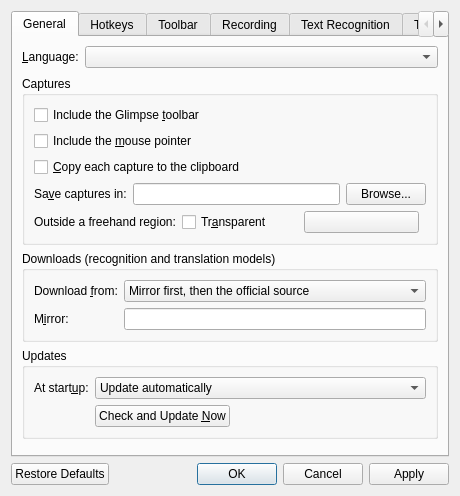
Above: src/settings/SettingsDialog.ui from ChickenSeller/glimpse before the change. Below: the same form after it.
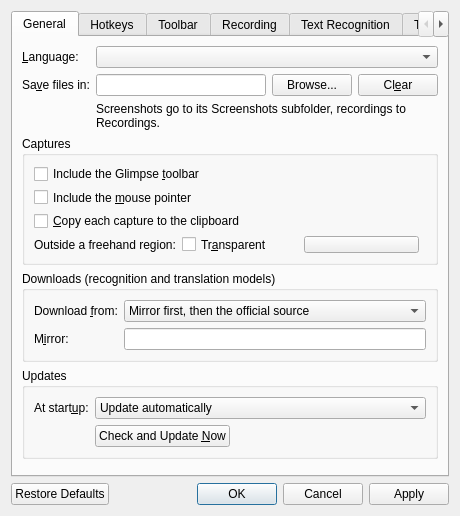
That is the form after the change. Custom widgets are drawn as their Qt base class.

Commit message:
Add toolbar size, recording discard, one save folder with a clear button
- Settings > Toolbar: a size slider (50-200%) scales icons, spacing and
  margins; the bar is kept on screen when it grows.
- The recording-done dialog can discard the recording (Recycle Bin, or a
  permanent delete when asked).
- Everything is saved under one folder, "output" next to the program by
  default: captures in Screenshots, recordings in Recordings. The
  separate recording folder setting is gone.
- Settings > General can clear saved screenshots, recordings or both.

```diff
--- a/src/settings/SettingsDialog.ui
+++ b/src/settings/SettingsDialog.ui
@@ -39,6 +39,50 @@
          <item row="0" column="1">
           <widget class="QComboBox" name="languageCombo"/>
          </item>
+         <item row="1" column="0">
+          <widget class="QLabel" name="saveFolderLabel">
+           <property name="text">
+            <string>Sa&amp;ve files in:</string>
+           </property>
+           <property name="buddy">
+            <cstring>saveFolderEdit</cstring>
+           </property>
+          </widget>
+         </item>
+         <item row="1" column="1">
+          <layout class="QHBoxLayout" name="saveFolderLayout">
+           <item>
+            <widget class="QLineEdit" name="saveFolderEdit"/>
+           </item>
+           <item>
+            <widget class="QPushButton" name="saveFolderButton">
+             <property name="text">
+              <string>Browse...</string>
+             </property>
+            </widget>
+           </item>
+           <item>
+            <widget class="QPushButton" name="clearFolderButton">
+             <property name="text">
+              <string>Cl&amp;ear</string>
+             </property>
+             <property name="toolTip">
+              <string>Move saved screenshots or recordings to the Recycle Bin</string>
+             </property>
+            </widget>
+           </item>
+          </layout>
+         </item>
+         <item row="2" column="1">
+          <widget class="QLabel" name="saveFolderHint">
+           <property name="text">
+            <string>Screenshots go to its Screenshots subfolder, recordings to Recordings.</string>
+           </property>
+           <property name="wordWrap">
+            <bool>true</bool>
+           </property>
+          </widget>
+         </item>
         </layout>
        </item>
        <item>
@@ -68,30 +112,6 @@
             </property>
            </widget>
           </item>
-          <item>
-           <layout class="QHBoxLayout" name="saveFolderLayout">
-            <item>
-             <widget class="QLabel" name="saveFolderLabel">
-              <property name="text">
-               <string>Sa&amp;ve captures in:</string>
-              </property>
-              <property name="buddy">
-               <cstring>saveFolderEdit</cstring>
-              </property>
-             </widget>
-            </item>
-            <item>
-             <widget class="QLineEdit" name="saveFolderEdit"/>
-            </item>
-            <item>
-             <widget class="QPushButton" name="saveFolderButton">
-              <property name="text">
-               <string>Browse...</string>
-              </property>
-             </widget>
-            </item>
-           </layout>
-          </item>
           <item>
            <layout class="QHBoxLayout" name="freehandFillLayout">
             <item>
```
Left out of the diff: 53 changed lines with no effect on the pictures. The commit also changes 12 other files.
